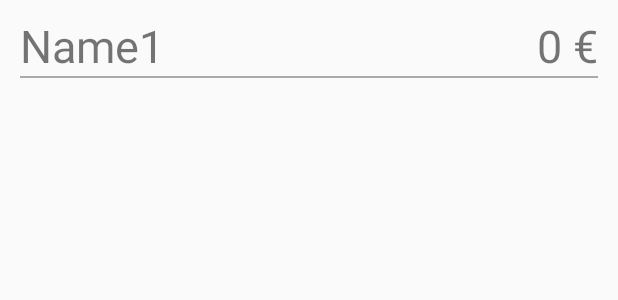
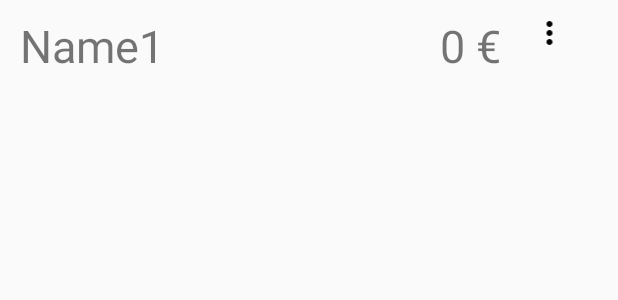
Before and after one commit to Rosti97/Listery, an Android app: the layout layout_bilanz_mbeintrag.xml on its own in the app's theme, with its tools: preview values and no code run, on a phone screen of 412 x 824 dp. Shown: the top 300 px of the screen. Run offline under Robolectric (Android 15) with nearby library versions, the phone set to English and light mode, and no system bars.

Commit message:
[CHANGED] BilanzAdapter

```diff
--- /dev/null
+++ b/app/src/main/res/drawable/ic_dots.xml
@@ -0,0 +1,9 @@
+<vector xmlns:android="http://schemas.android.com/apk/res/android"
+        android:width="24dp"
+        android:height="24dp"
+        android:viewportWidth="24.0"
+        android:viewportHeight="24.0">
+    <path
+        android:fillColor="#FF000000"
+        android:pathData="M12,8c1.1,0 2,-0.9 2,-2s-0.9,-2 -2,-2 -2,0.9 -2,2 0.9,2 2,2zM12,10c-1.1,0 -2,0.9 -2,2s0.9,2 2,2 2,-0.9 2,-2 -0.9,-2 -2,-2zM12,16c-1.1,0 -2,0.9 -2,2s0.9,2 2,2 2,-0.9 2,-2 -0.9,-2 -2,-2z"/>
+</vector>
--- a/app/src/main/res/layout/layout_bilanz_mbeintrag.xml
+++ b/app/src/main/res/layout/layout_bilanz_mbeintrag.xml
@@ -24,7 +24,7 @@
                 android:id="@+id/name_mb1"
                 android:layout_width="0dp"
                 android:layout_height="wrap_content"
-                android:layout_weight="2"
+                android:layout_weight="3"
                 android:layout_gravity="start"
                 android:text="Name1"
                 android:textSize="30sp" />
@@ -33,19 +33,21 @@
                 android:id="@+id/Betrag_mb1"
                 android:layout_width="0dp"
                 android:layout_height="wrap_content"
-                android:layout_weight="1"
+                android:layout_weight="2"
                 android:gravity="end"
                 android:text="0 €"
                 android:textSize="30sp" />
+
+            <ImageView
+                android:id="@+id/bilanz_dots"
+                android:layout_width="0dp"
+                android:layout_height="wrap_content"
+                android:src="@drawable/ic_dots"
+                android:layout_weight="1"
+                />
         </LinearLayout>
 
 
-        <View
-            android:layout_width="match_parent"
-            android:layout_height="1dp"
-            android:background="@android:color/darker_gray">
-
-        </View>
 <!--
         <LinearLayout
             android:layout_width="match_parent"
```
Also changed, not shown: app/src/main/java/e/rosti/listery/BilanzAdapter.java (added, +77 -0 lines).
